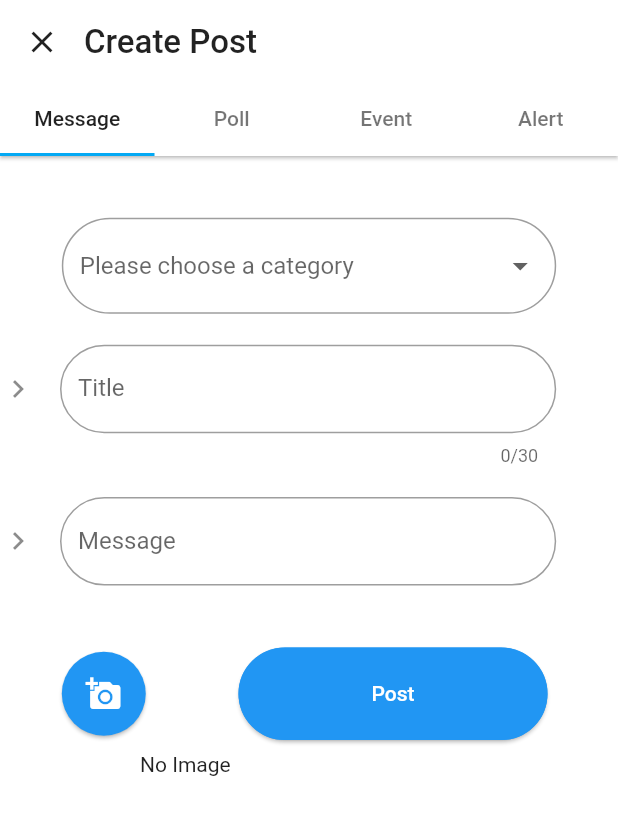
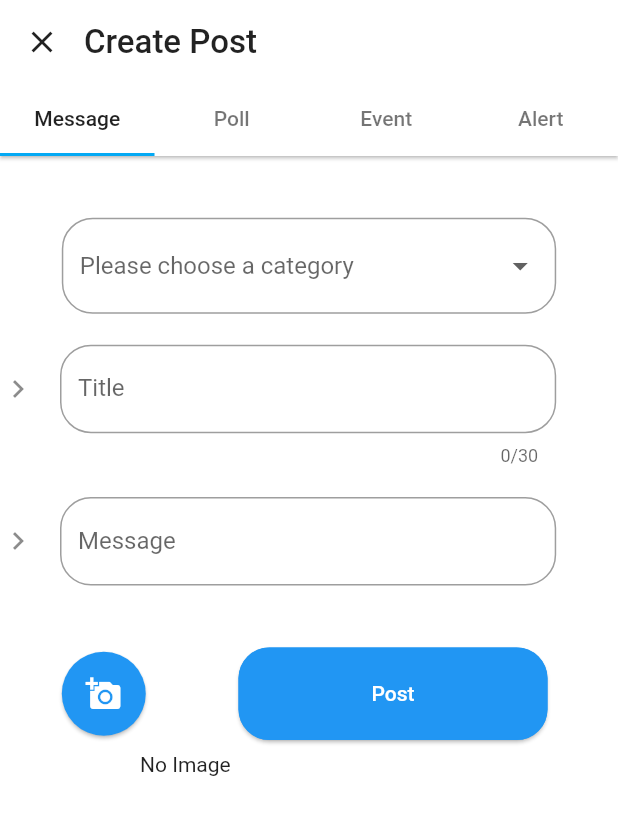
Before and after one commit to WaleedHashmi2310/Neighborhood_Flutter, a Flutter app: the screen it shows once a user with an empty profile is signed in, after a tap on the "add" icon, on a phone screen of 412 x 824 dp. Shown: the top 815 px of the screen. Run offline on Flutter 3.47's test engine with Material 2 defaults, Android fonts, the phone set to English and light mode, and no system bars; our stand-ins replace cloud_firestore, expandable, firebase_auth, firebase_storage, google_sign_in, image_picker and 1 more; missing offline and left inert: flutter_facebook_login, flutter_statusbarcolor; accounts and stored records are empty; Roboto replaces fonts that are missing (AirbnbCerealBold); project files that could hold a hidden picture were left out.

Commit message:
"Fixed UI"

```diff
--- a/lib/creation/alert.dart
+++ b/lib/creation/alert.dart
@@ -87,7 +87,7 @@ class _AlertState extends State<Alert> {
                 width: blockSize * 50,
                 child: RaisedButton(
                   shape: RoundedRectangleBorder(
-                      borderRadius: new BorderRadius.circular(blockSize*18.0),
+                      borderRadius: new BorderRadius.circular(blockSize*5.0),
                       side: BorderSide(color: Theme.of(context).accentColor)),
                   color: Theme.of(context).accentColor,
                   onPressed: () {
--- a/lib/creation/create_post.dart
+++ b/lib/creation/create_post.dart
@@ -5,8 +5,9 @@ import 'package:neighborhood/creation/event.dart';
 import 'package:neighborhood/creation/alert.dart';
 
 
-//neighborhood->Demo->Collection->
+//This File creates the page when the "+" button is pressed from the feed page
 class CreatePost extends StatelessWidget {
+  //These are the 4 types of posts that can be created
   final List<Tab> myTabs = <Tab>[
     Tab(text: 'Message'),
     Tab(text: 'Poll'),
@@ -35,8 +36,7 @@ class CreatePost extends StatelessWidget {
               //automaticallyImplyLeading: true,
               leading: IconButton(
                   icon: Icon(Icons.close, color: Colors.black87,),
-                  // Replace false with location to exit to
-                  onPressed: () => Navigator.pop(context)),
+                  onPressed: () => Navigator.pop(context)),//Button to exit back to the feed
               bottom: TabBar(
                 //isScrollable: true,
                 tabs: myTabs,
@@ -45,7 +45,7 @@ class CreatePost extends StatelessWidget {
                 unselectedLabelColor: Colors.black54,
               )),
           body: TabBarView(
-              children: <Widget>[Message(), Poll(), Event(), Alert()]
+              children: <Widget>[Message(), Poll(), Event(), Alert()]//Calls the widget for the selected category on the screen
           ),
         ),
       ),
--- a/lib/creation/message.dart
+++ b/lib/creation/message.dart
@@ -17,8 +17,8 @@ class Message extends StatefulWidget {
 
 class _MessageState extends State<Message> {
   var uuid = Uuid();
-  final db = Firestore.instance;
-  Result result;
+  final db = Firestore.instance;//Link to database
+  //Result result;
 
   List<String> _category = [
     'General',
@@ -49,14 +49,14 @@ class _MessageState extends State<Message> {
     title.dispose();
     super.dispose();
   }
-
+  //This function allows the user to upload an image.
   Future getImage() async {
-    var image = await ImagePicker.pickImage(source: ImageSource.gallery);
+    var image = await ImagePicker.pickImage(source: ImageSource.gallery);//await function, waits for image to upload
     setState(() {
       _image = image;
     });
   }
-
+//This function uploads  all the data from the Message field to the database
   void sendData() async {
     String url;
     if (_image != null){
@@ -66,11 +66,12 @@ class _MessageState extends State<Message> {
       final StorageUploadTask task = firebaseStorageRef.putFile(_image);
       var downUrl = await(await task.onComplete).ref.getDownloadURL();
       url = downUrl.toString();
-    }
+    }//uploading image to database
 
     final auth = Provider.of<AuthBase>(context, listen: false);
     final user = await auth.getUserData();
     var comments = new Map();
+    //Accesses database tree structure for appropriate storage
     await db
         .collection("Neighborhoods")
         .document("Demo")
@@ -92,11 +93,11 @@ class _MessageState extends State<Message> {
 
   @override
   Widget build(BuildContext context) {
-    var width = MediaQuery.of(context).size.width;
-    var blockSize = width / 100;
+    var width = MediaQuery.of(context).size.width; //Gets the width of the user's screen to adjust size of text boxes accordingly
+    var blockSize = width / 100; //
     var form = Form(
       key: _messageKey,
-      child: SingleChildScrollView(
+      child: SingleChildScrollView(//Creates a scrollable page incase the height of the page is longer than the user's phone screen.
         child: Column(
           children: <Widget>[
             Container(
@@ -104,47 +105,49 @@ class _MessageState extends State<Message> {
                   left: blockSize * 10,
                   right: blockSize * 10.0,
                   top: blockSize * 10.0),
-              child: DropdownButtonFormField(
+              child: DropdownButtonFormField( //DropDown menu for Selected a category
                 hint: Text('Please choose a category'),
                 value: _selectedCategory,
                 onChanged: (newValue) {
-                  setState(() {
+                  setState(() { //Stores chosen category into variables for later use
                     _selectedCategory = newValue;
                     categoryField = newValue;
                   });
                 },
-                items: _category.map((_category) {
+                items: _category.map((_category) { //maps the category list at the start of the code onto the dropdown menue
                   return DropdownMenuItem(
                     child: new Text(_category),
                     value: _category,
                   );
                 }).toList(),
+                //This is for aesthetic purposes, creates rounded border
                 decoration: InputDecoration(
-                  fillColor: Colors.white,
+                  fillColor: Colors.white,//Background color is white for the list
                   border: OutlineInputBorder(
-                    borderRadius: BorderRadius.circular(blockSize * 10),
+                    borderRadius: BorderRadius.circular(blockSize * 5), //Creates a tapered border.
                     borderSide: BorderSide(),
                   ),
                 ),
               ),
             ),
+            //Container for Title Textbox.
             Container(
               margin:
                   EdgeInsets.only(top: blockSize * 5, right: blockSize * 10),
               child: TextFormField(
-                controller: title,
-                maxLength: 30,
+                controller: title,//textfieldcontroller for retrieving value later
+                maxLength: 30,//Max title length is 30 characters
                 validator: (value) {
                   if (value.isEmpty) {
-                    return 'Please enter a Title';
+                    return 'Please enter a Title';//Error shown if Title box is left empty
                   }
                   return null;
                 },
                 decoration: InputDecoration(
-                  icon: Icon(Icons.keyboard_arrow_right),
-                  fillColor: Colors.white,
+                  icon: Icon(Icons.keyboard_arrow_right),//Generates arrow on the left side of the title box
+                  fillColor: Colors.white,//Background color is white for the textbox
                   border: new OutlineInputBorder(
-                    borderRadius: new BorderRadius.circular(blockSize * 25.0),
+                    borderRadius: new BorderRadius.circular(blockSize * 5.0),//Sets the border curve of the Title box
                     borderSide: BorderSide(),
                   ),
                   hintText: 'Enter your Title',
@@ -153,26 +156,27 @@ class _MessageState extends State<Message> {
                 onSaved: (String value) {},
               ),
             ),
+            //Container for Message box
             Container(
               margin:
-                  EdgeInsets.only(right: blockSize * 10, top: blockSize * 5),
+                  EdgeInsets.only(right: blockSize * 10, top: blockSize * 5),//Alligns the Message Field on the screen
               child: TextFormField(
-                controller: message,
-                keyboardType: TextInputType.multiline,
+                controller: message,//textfieldcontroller for retrieving value later
+                keyboardType: TextInputType.multiline,// Message can be of multiple lines
                 maxLines: null,
                 validator: (value) {
                   if (value.isEmpty) {
-                    return 'Please enter your Message';
+                    return 'Please enter your Message';//Error shown if left empty
                   }
                   return null;
                 },
                 decoration: InputDecoration(
-                  fillColor: Colors.white,
+                  fillColor: Colors.white,//Background color is white for the textbox
                   border: OutlineInputBorder(
-                    borderRadius: BorderRadius.circular(blockSize * 25.0),
+                    borderRadius: BorderRadius.circular(blockSize * 5.0),//Sets the tapered border
                     borderSide: BorderSide(),
                   ),
-                  icon: Icon(Icons.keyboard_arrow_right),
+                  icon: Icon(Icons.keyboard_arrow_right),//arrow on the left side of the message box
                   hintText: 'Enter your Message',
                   labelText: 'Message',
                 ),
@@ -181,41 +185,44 @@ class _MessageState extends State<Message> {
             ),
             Container(
               margin: EdgeInsets.only(
-                  left: blockSize * 10.0, top: blockSize * 10.0),
+                  left: blockSize * 10.0, top: blockSize * 10.0),//Aligns the image and Post button
+                  //Row to hold image button and post button
               child: Row(
                 crossAxisAlignment: CrossAxisAlignment.center,
                 children: <Widget>[
                   Container(
                     margin: EdgeInsets.only(left: 0.0, right: 0.0),
                     child: FloatingActionButton(
-                      onPressed: getImage,
+                      onPressed: getImage,//Function for uploading image defined above
                       tooltip: 'Pick Image',
                       child: new Icon(Icons.add_a_photo),
                       backgroundColor: Theme.of(context).accentColor,
                       elevation: 1.0,
                     ),
                   ),
+                  //Container for Post Button
                   Container(
                     margin: EdgeInsets.only(left: blockSize * 15),
                     child: SizedBox(
-                      height: blockSize * 15,
-                      width: blockSize * 50,
+                      height: blockSize * 15,//Defines height of the button
+                      width: blockSize * 50,//Defines width of the button
                       child: RaisedButton(
                         shape: RoundedRectangleBorder(
                             borderRadius:
-                                new BorderRadius.circular(blockSize * 18.0),
+                                new BorderRadius.circular(blockSize * 5.0),//Tapers the border
                             side: BorderSide(
                                 color: Theme.of(context).accentColor)),
                         color: Theme.of(context).accentColor,
                         elevation: 1.0,
                         onPressed: () {
+                          //Shows a snackbar if all fields are filled and valid
                           if (_messageKey.currentState.validate()) {
                             Scaffold.of(context).showSnackBar(SnackBar(
                                 content: Text('Message Created!')));
                           }
-                          titleField = title.text;
-                          messageField = message.text;
-                          sendData();
+                          titleField = title.text;//stores title value
+                          messageField = message.text;//stores message value
+                          sendData();//function send data to the database
                         },
                         child: Text(
                           'Post',
@@ -229,11 +236,12 @@ class _MessageState extends State<Message> {
                 ],
               ),
             ),
+            //Container to show the uploaded image
             Container(
               margin:
                   EdgeInsets.only(right: blockSize * 40, top: blockSize * 2),
               child: _image == null
-                  ? Text('No Image')
+                  ? Text('No Image')//Message if no image is uploaded
                   : SizedBox(
                       height: blockSize*50,
                       width: blockSize*50,
@@ -245,6 +253,6 @@ class _MessageState extends State<Message> {
       ),
     );
 
-    return form;
+    return form;//returns widget
   }
 }
```
Also changed, not shown: lib/creation/event.dart (+24 -17 lines), lib/creation/poll.dart (+6 -6 lines).
